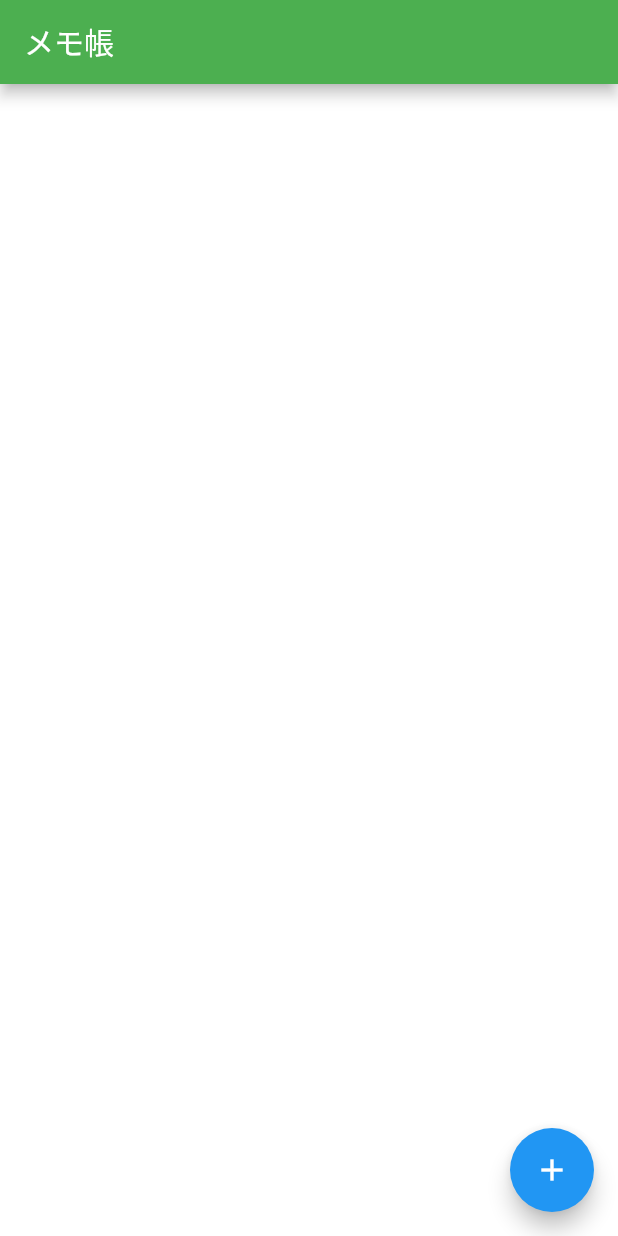
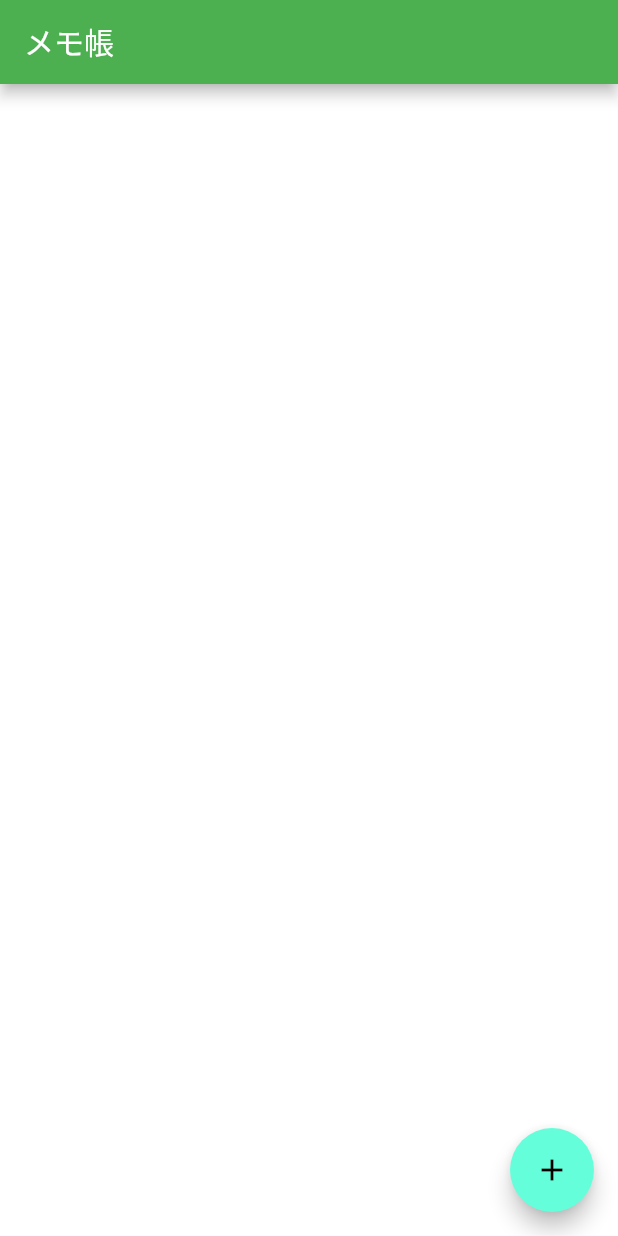
Before and after one commit to hironomiu/flutter_memo_app, a Flutter app: the screen it shows after launch, on a phone screen of 412 x 824 dp. Run offline on Flutter 3.47's test engine with Material 2 defaults, Android fonts, the phone set to English and light mode, and no system bars.

```diff
--- a/lib/main.dart
+++ b/lib/main.dart
@@ -11,10 +11,16 @@ class MyApp extends StatelessWidget {
   @override
   Widget build(BuildContext context) {
     return MaterialApp(
+      // theme: ThemeData.dark().copyWith(
+      //   primaryColor: Colors.green,
+      //   scaffoldBackgroundColor: Colors.green,
+      // ),
       debugShowCheckedModeBanner: false,
       title: 'Flutter Demo',
       theme: ThemeData(
-        primarySwatch: Colors.blue,
+        primarySwatch: Colors.green,
+        // scaffoldBackgroundColor: Colors.green,
+        primaryColor: Colors.blue,
       ),
       home: const TopPage(),
     );
--- a/lib/pages/top_page.dart
+++ b/lib/pages/top_page.dart
@@ -44,7 +44,9 @@ class _TopPageState extends State<TopPage> {
               ),
             );
           }),
-      floatingActionButton: FloatingActionButton(
+      floatingActionButton: Theme(
+        data: ThemeData.dark(),
+        child: FloatingActionButton(
           onPressed: () async {
             var ret = await Navigator.push(context,
                 MaterialPageRoute(builder: (context) => const MemoRegister()));
@@ -61,7 +63,10 @@ class _TopPageState extends State<TopPage> {
               }
             });
           },
-        child: const Icon(Icons.add),
+          child: const Icon(
+            Icons.add,
+          ),
+        ),
       ),
     );
   }
```
Lines whose indentation alone changed are shown as unchanged.
